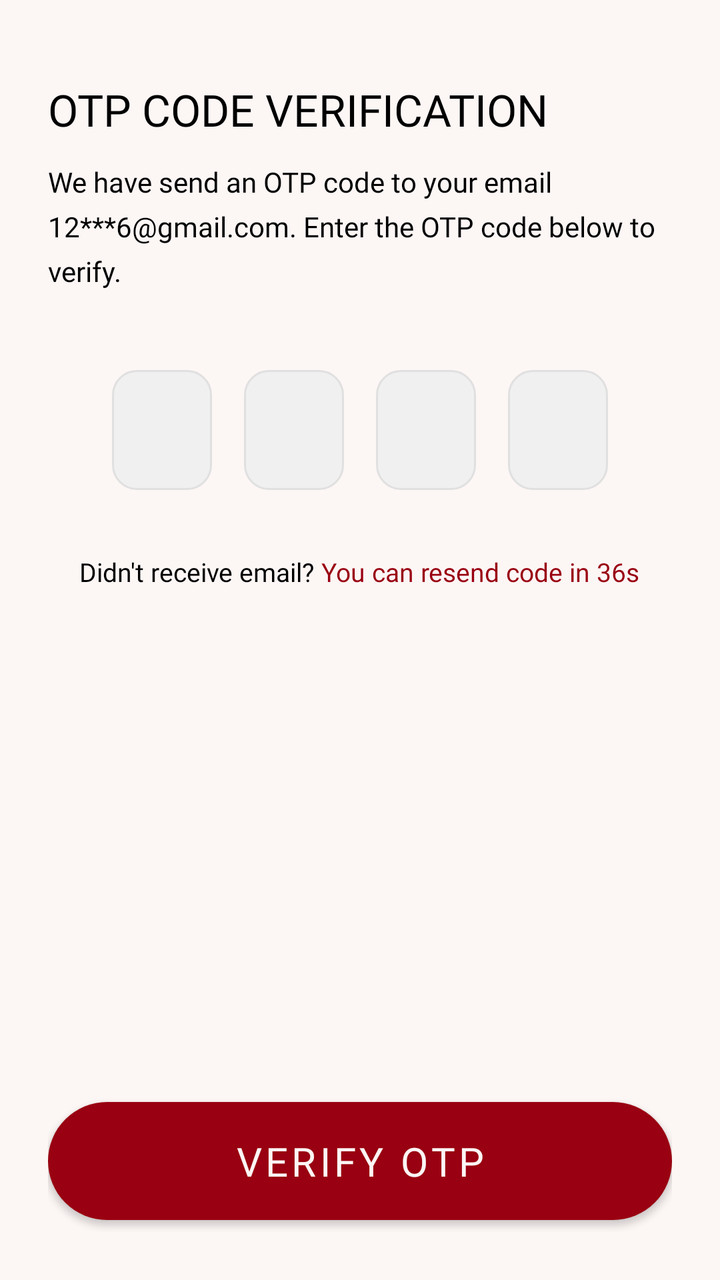
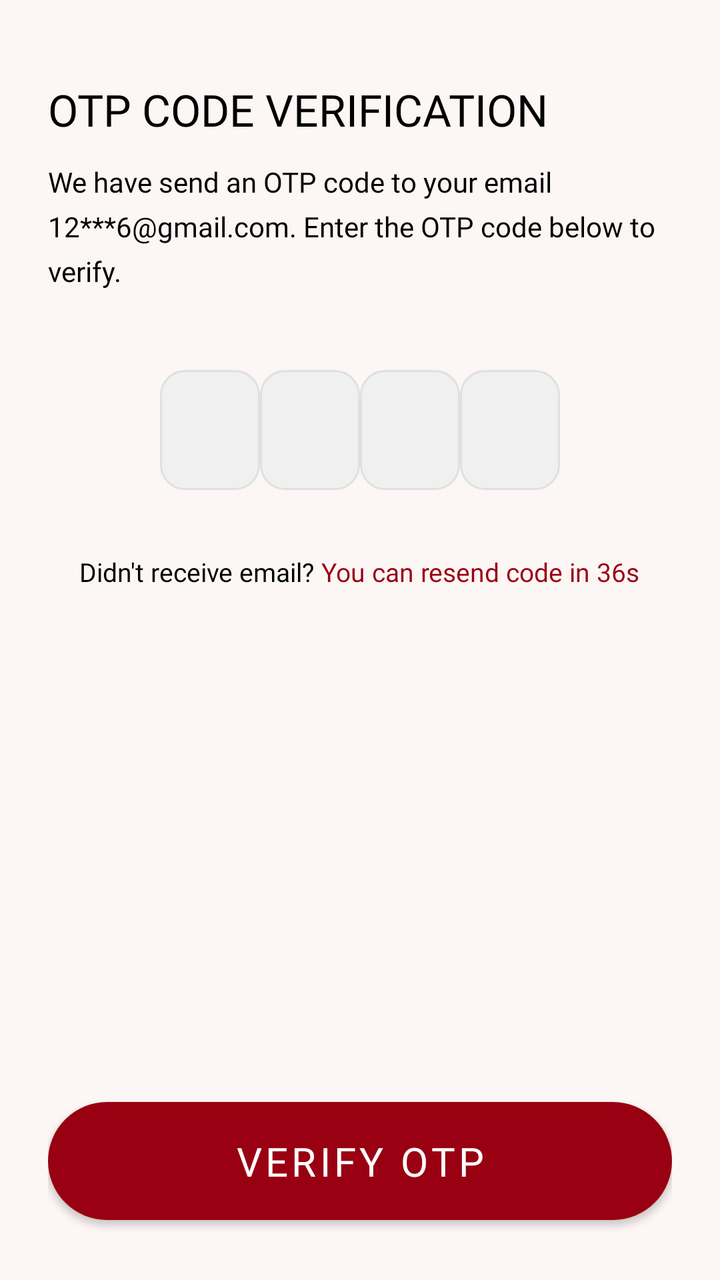

Screens rendered from an Android XML layout before and after an edit, with the pre-edit source and the edit as a unified diff.
<!-- AndroidManifest.xml: application theme Theme.Cinepople -->
<!-- res/layout/fragment_auth_sign_up_otp.xml -->
<?xml version="1.0" encoding="utf-8"?>
<LinearLayout xmlns:android="http://schemas.android.com/apk/res/android"
    xmlns:app="http://schemas.android.com/apk/res-auto"
    xmlns:tools="http://schemas.android.com/tools"
    android:layout_width="match_parent"
    android:layout_height="match_parent"
    android:orientation="vertical"
    android:background="@color/white"
    android:padding="24dp"
    tools:context=".ui.auth.signup.SignUpOTPFragment">

    <TextView
        android:layout_width="wrap_content"
        android:layout_height="wrap_content"
        android:text="OTP CODE VERIFICATION"
        android:textColor="@color/black"
        android:textSize="22sp"
        android:fontFamily="@font/montserrat_extrabold"
        android:textAllCaps="true"
        android:layout_marginTop="16dp"/>

    <TextView
        android:id="@+id/tv_otp_instruction"
        android:layout_width="wrap_content"
        android:layout_height="wrap_content"
        android:text="We have send an OTP code to your email 12***6@gmail.com. Enter the OTP code below to verify."
        android:textColor="@color/black"
        android:fontFamily="@font/montserrat_medium"
        android:textSize="14sp"
        android:lineSpacingExtra="6dp"
        android:layout_marginTop="12dp"/>

    <LinearLayout
        android:id="@+id/otp_container"
        android:layout_width="match_parent"
        android:layout_height="wrap_content"
        android:orientation="horizontal"
        android:gravity="center_horizontal"
        android:layout_marginTop="40dp">

        <EditText
            android:id="@+id/et_otp_1"
            style="@style/OtpEditTextStyle"
            android:inputType="phone"/>
        <EditText
            android:id="@+id/et_otp_2"
            style="@style/OtpEditTextStyle"
            android:inputType="phone"/>
        <EditText
            android:id="@+id/et_otp_3"
            style="@style/OtpEditTextStyle"
            android:inputType="phone"/>
        <EditText
            android:id="@+id/et_otp_4"
            style="@style/OtpEditTextStyle"
            android:inputType="phone"/>

    </LinearLayout>

    <LinearLayout
        android:layout_width="match_parent"
        android:layout_height="wrap_content"
        android:orientation="horizontal"
        android:gravity="center_horizontal"
        android:layout_marginTop="32dp">

        <TextView
            android:layout_width="wrap_content"
            android:layout_height="wrap_content"
            android:text="Didn't receive email? "
            android:fontFamily="@font/montserrat_medium"
            android:textColor="@color/black"
            android:textSize="13sp"/>

        <TextView
            android:id="@+id/tv_resend_otp"
            android:layout_width="wrap_content"
            android:layout_height="wrap_content"
            android:text="You can resend code in 36s"
            android:fontFamily="@font/montserrat_bold"
            android:textColor="@color/red"
            android:textSize="13sp"/>
    </LinearLayout>

    <Space
        android:layout_width="match_parent"
        android:layout_height="0dp"
        android:layout_weight="1" />

    <com.google.android.material.button.MaterialButton
        android:id="@+id/btn_verify_otp"
        android:layout_width="match_parent"
        android:layout_height="wrap_content"
        android:fontFamily="@font/montserrat_semibold"
        android:paddingVertical="16dp"
        android:text="VERIFY OTP"
        android:textAllCaps="true"
        android:textSize="20sp"
        android:textColor="@color/white"
        app:backgroundTint="@color/red"
        app:cornerRadius="30dp"
        android:layout_marginTop="16dp"/>

</LinearLayout>
<!-- resources referenced by this layout -->
<resources>
  <color name="black">#FF000000</color>
  <color name="red">#990011</color>
  <color name="white">#FCF6F5</color>
  <style name="OtpEditTextStyle" parent="Widget.AppCompat.EditText">
          <item name="android:layout_width">50dp</item>
          <item name="android:layout_height">60dp</item>
          <item name="android:background">@drawable/background_edittext_otp</item>
          <item name="android:gravity">center</item>
          <item name="android:inputType">number</item>
          <item name="android:maxLength">1</item>
          <item name="android:layout_marginHorizontal">8dp</item>
          <item name="android:textColor">@color/black</item>
          <item name="android:textSize">24sp</item>
          <item name="android:fontFamily">@font/montserrat_bold</item>
      </style>
  <style name="Theme.Cinepople" parent="Theme.MaterialComponents.DayNight.NoActionBar">
          <item name="android:windowTranslucentStatus">false</item>
          <item name="android:windowTranslucentNavigation">false</item>
          <item name="android:windowDrawsSystemBarBackgrounds">true</item>
          <item name="android:statusBarColor" tools:targetApi="L">#000000</item>
          <item name="android:windowLightStatusBar" tools:targetApi="M">false</item>
          ...
      </style>
  <!-- drawable background_edittext_otp (drawable) -->
  <shape xmlns:android="http://schemas.android.com/apk/res/android"
      android:shape="rectangle">
      <solid android:color="#F0F0F0" />
      <corners android:radius="12dp" />
      <stroke android:width="1dp" android:color="#E0E0E0"/>
  </shape>
</resources>

<!-- the commit's change to res/layout/fragment_auth_sign_up_otp.xml (unified diff, before → after) -->
@@ -5,15 +5,15 @@
     android:layout_width="match_parent"
     android:layout_height="match_parent"
     android:orientation="vertical"
-    android:background="@color/white"
+    android:background="@color/background_color"
     android:padding="24dp"
-    tools:context=".ui.auth.signup.SignUpOTPFragment">
+    tools:context=".fragment.auth.signup.SignUpOTPFragment">
 
     <TextView
         android:layout_width="wrap_content"
         android:layout_height="wrap_content"
         android:text="OTP CODE VERIFICATION"
-        android:textColor="@color/black"
+        android:textColor="@color/text_color"
         android:textSize="22sp"
         android:fontFamily="@font/montserrat_extrabold"
         android:textAllCaps="true"
@@ -24,7 +24,7 @@
         android:layout_width="wrap_content"
         android:layout_height="wrap_content"
         android:text="We have send an OTP code to your email 12***6@gmail.com. Enter the OTP code below to verify."
-        android:textColor="@color/black"
+        android:textColor="@color/text_color"
         android:fontFamily="@font/montserrat_medium"
         android:textSize="14sp"
         android:lineSpacingExtra="6dp"
@@ -69,7 +69,7 @@
             android:layout_height="wrap_content"
             android:text="Didn't receive email? "
             android:fontFamily="@font/montserrat_medium"
-            android:textColor="@color/black"
+            android:textColor="@color/text_color"
             android:textSize="13sp"/>
 
         <TextView
@@ -78,7 +78,7 @@
             android:layout_height="wrap_content"
             android:text="You can resend code in 36s"
             android:fontFamily="@font/montserrat_bold"
-            android:textColor="@color/red"
+            android:textColor="@color/main_color"
             android:textSize="13sp"/>
     </LinearLayout>
 
@@ -96,8 +96,8 @@
         android:text="VERIFY OTP"
         android:textAllCaps="true"
         android:textSize="20sp"
-        android:textColor="@color/white"
-        app:backgroundTint="@color/red"
+        android:textColor="@color/btn_text_color"
+        app:backgroundTint="@color/main_color"
         app:cornerRadius="30dp"
         android:layout_marginTop="16dp"/>
 
<!-- resource entries referenced after the edit -->
@@ -1,8 +1,9 @@
 <!-- resources referenced by this layout -->
 <resources>
-  <color name="black">#FF000000</color>
-  <color name="red">#990011</color>
-  <color name="white">#FCF6F5</color>
+  <color name="background_color">#FCF6F5</color>
+  <color name="btn_text_color">#FFFFFF</color>
+  <color name="main_color">#990011</color>
+  <color name="text_color">#000000</color>
   <style name="OtpEditTextStyle" parent="Widget.AppCompat.EditText">
           <item name="android:layout_width">50dp</item>
           <item name="android:layout_height">60dp</item>
@@ -10,8 +11,7 @@
           <item name="android:gravity">center</item>
           <item name="android:inputType">number</item>
           <item name="android:maxLength">1</item>
-          <item name="android:layout_marginHorizontal">8dp</item>
-          <item name="android:textColor">@color/black</item>
+          <item name="android:textColor">@color/text_color</item>
           <item name="android:textSize">24sp</item>
           <item name="android:fontFamily">@font/montserrat_bold</item>
       </style>
